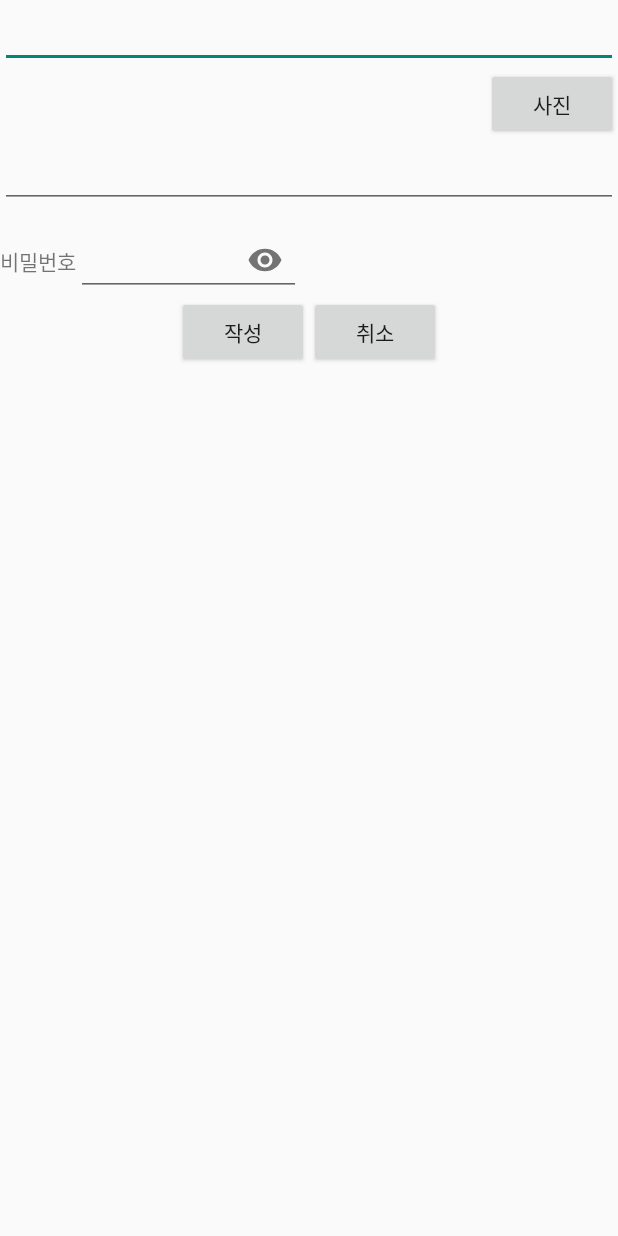
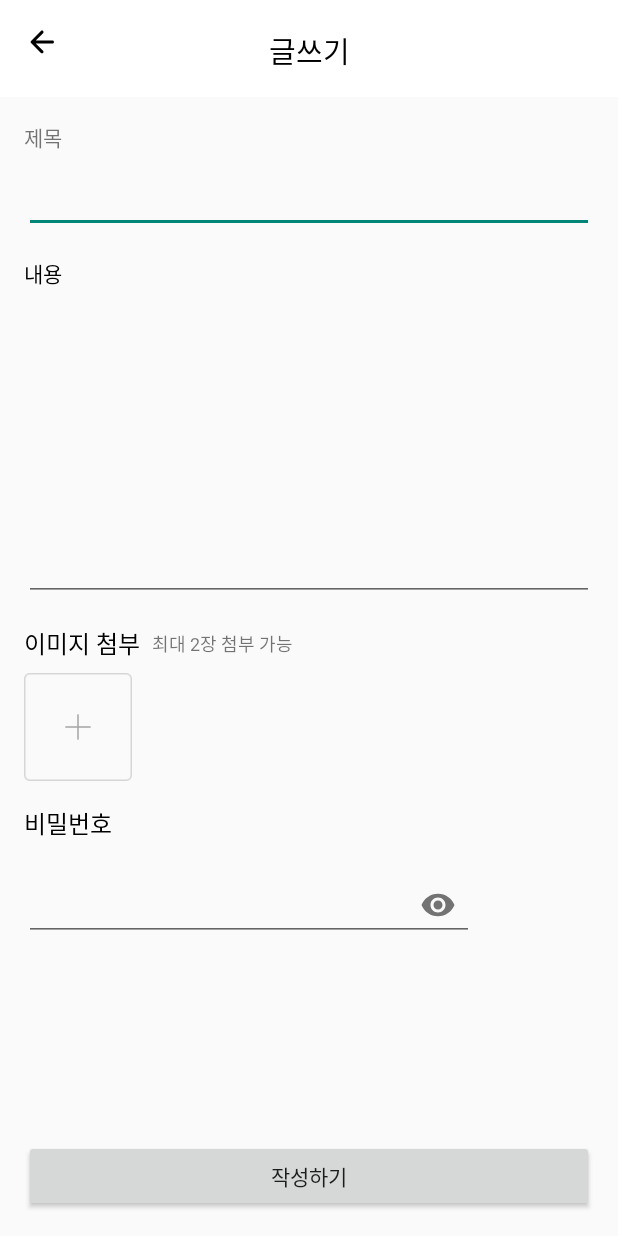
Before and after one commit to HaengSu/PCEstimate, an Android app: the ActivityWritePost screen opened directly, with no data from a screen before it, on a phone screen of 412 x 824 dp. Run offline under Robolectric (Android 15) with nearby library versions, the phone set to English and light mode, and no system bars; our stand-ins replace data binding.

Commit message:
feat : 글 작성 레이아웃 디자인 변경

```diff
--- a/app/src/main/java/com/app/pcestimate/view/board/ActivityDetailPost.java
+++ b/app/src/main/java/com/app/pcestimate/view/board/ActivityDetailPost.java
@@ -10,7 +10,9 @@ import androidx.appcompat.app.AppCompatActivity;
 import com.app.pcestimate.databinding.ActivityDetailPostBinding;
 import com.app.pcestimate.datamodel.PostDataModel;
 
-import java.util.ArrayList;
+// TODO: 2023/03/23  => 수정 , 삭제 클릭시 비밀번호 확인하는 다이얼로그 띄우고 성공시 글작성페이지로 데이터 그대로 이동하여 수정 , 삭제시 파이어베이스 데이터 삭제
+// TODO: 2023/03/23  => 댓글 작성시 실시간 업데이트 기능 추가
+
 
 public class ActivityDetailPost extends AppCompatActivity {
     private ActivityDetailPostBinding mBinding;
--- a/app/src/main/java/com/app/pcestimate/view/board/ActivityWritePost.java
+++ b/app/src/main/java/com/app/pcestimate/view/board/ActivityWritePost.java
@@ -13,6 +13,8 @@ import com.app.pcestimate.databinding.ActivityWritePostBinding;
 import com.app.pcestimate.datamodel.PostDataModel;
 
 import java.util.ArrayList;
+
+// TODO: 2023/03/23 => 사진 넣기 기능 추가 및 파이어베이스 스토리지로 전송하여 url로 변경
 
 public class ActivityWritePost extends AppCompatActivity {
     private ActivityWritePostBinding mBinding;
@@ -45,10 +47,6 @@ public class ActivityWritePost extends AppCompatActivity {
     }
 
     private void onViewClick() {
-        mBinding.btCancelWrite.setOnClickListener(v -> {
-            finish();
-        });
-
         mBinding.btCreateWrite.setOnClickListener(v -> {
             String title = mBinding.edTitleWrite.getText().toString();
             String content = mBinding.edContentWrite.getText().toString();
--- a/app/src/main/res/layout/activity_write_post.xml
+++ b/app/src/main/res/layout/activity_write_post.xml
@@ -1,79 +1,178 @@
 <?xml version="1.0" encoding="utf-8"?>
 <layout xmlns:android="http://schemas.android.com/apk/res/android"
-    xmlns:app="http://schemas.android.com/apk/res-auto">
+    xmlns:app="http://schemas.android.com/apk/res-auto"
+    xmlns:tools="http://schemas.android.com/tools">
 
 
     <androidx.constraintlayout.widget.ConstraintLayout
         android:layout_width="match_parent"
         android:layout_height="match_parent">
 
+        <ScrollView
+            android:layout_width="match_parent"
+            android:layout_height="0dp"
+            app:layout_constraintTop_toTopOf="parent"
+            app:layout_constraintBottom_toBottomOf="parent">
+
+
+            <androidx.constraintlayout.widget.ConstraintLayout
+                android:layout_width="match_parent"
+                android:layout_height="wrap_content">
+
+
+                <androidx.constraintlayout.widget.ConstraintLayout
+                    android:id="@+id/layout_top_write"
+                    android:layout_width="match_parent"
+                    android:layout_height="wrap_content"
+                    android:background="@color/white"
+                    app:layout_constraintTop_toTopOf="parent">
+
+
+                    <ImageView
+                        android:id="@+id/im_back_write"
+                        android:layout_width="wrap_content"
+                        android:layout_height="wrap_content"
+                        android:layout_marginStart="16dp"
+                        android:layout_marginTop="16dp"
+                        android:src="@drawable/image_arrow_back"
+                        app:layout_constraintStart_toStartOf="parent"
+                        app:layout_constraintTop_toTopOf="parent" />
+
+                    <TextView
+                        android:layout_width="wrap_content"
+                        android:layout_height="wrap_content"
+                        android:layout_marginTop="19dp"
+                        android:layout_marginBottom="16dp"
+                        android:text="글쓰기"
+                        android:textColor="@color/black"
+                        android:textSize="19sp"
+                        app:layout_constraintBottom_toBottomOf="parent"
+                        app:layout_constraintEnd_toEndOf="parent"
+                        app:layout_constraintStart_toStartOf="parent"
+                        app:layout_constraintTop_toTopOf="parent" />
+                </androidx.constraintlayout.widget.ConstraintLayout>
+
+                <TextView
+                    android:id="@+id/tv_title_write"
+                    android:layout_width="wrap_content"
+                    android:layout_height="wrap_content"
+                    android:layout_marginStart="16dp"
+                    android:layout_marginTop="16dp"
+                    android:text="제목"
+                    app:layout_constraintStart_toStartOf="parent"
+                    app:layout_constraintTop_toBottomOf="@id/layout_top_write" />
+
+
                 <EditText
                     android:id="@+id/ed_title_write"
                     android:layout_width="match_parent"
                     android:layout_height="wrap_content"
-            app:layout_constraintTop_toTopOf="parent" />
+                    android:layout_marginStart="16dp"
+                    android:layout_marginTop="8dp"
+                    android:layout_marginEnd="16dp"
+                    app:layout_constraintTop_toBottomOf="@id/tv_title_write" />
 
-        <Button
-            android:id="@+id/bt_get_photo_write"
+
+                <TextView
+                    android:id="@+id/tv_content_write"
                     android:layout_width="wrap_content"
                     android:layout_height="wrap_content"
-            android:text="사진"
-            app:layout_constraintEnd_toEndOf="parent"
+                    android:layout_marginStart="16dp"
+                    android:layout_marginTop="16dp"
+                    android:text="내용"
+                    android:textColor="@color/black"
+                    app:layout_constraintStart_toStartOf="parent"
                     app:layout_constraintTop_toBottomOf="@id/ed_title_write" />
 
                 <EditText
                     android:id="@+id/ed_content_write"
                     android:layout_width="match_parent"
-            android:layout_height="wrap_content"
-            app:layout_constraintTop_toBottomOf="@id/bt_get_photo_write" />
+                    android:layout_height="200dp"
+                    android:layout_marginStart="16dp"
+                    android:layout_marginTop="8dp"
+                    android:layout_marginEnd="16dp"
+                    app:layout_constraintTop_toBottomOf="@id/tv_content_write" />
 
-        <LinearLayout
-            android:id="@+id/layout_password_write"
+
+                <TextView
+                    android:id="@+id/tv_add_image"
                     android:layout_width="wrap_content"
                     android:layout_height="wrap_content"
-            android:orientation="horizontal"
+                    android:layout_marginStart="16dp"
+                    android:layout_marginTop="16dp"
+                    android:text="이미지 첨부"
+                    android:textColor="@color/black"
+                    android:textSize="16sp"
                     app:layout_constraintStart_toStartOf="parent"
-            app:layout_constraintTop_toBottomOf="@id/ed_content_write">
+                    app:layout_constraintTop_toBottomOf="@id/ed_content_write" />
 
                 <TextView
                     android:layout_width="wrap_content"
                     android:layout_height="wrap_content"
-                android:text="비밀번호" />
+                    android:layout_marginStart="8dp"
+                    android:text="최대 2장 첨부 가능"
+                    android:textSize="12sp"
+                    app:layout_constraintBottom_toBottomOf="@id/tv_add_image"
+                    app:layout_constraintStart_toEndOf="@id/tv_add_image"
+                    app:layout_constraintTop_toTopOf="@id/tv_add_image" />
+
+
+                <ImageButton
+                    android:id="@+id/ibt_get_photo_write"
+                    android:layout_width="72dp"
+                    android:layout_height="72dp"
+                    android:layout_marginStart="16dp"
+                    android:layout_marginTop="8dp"
+                    android:background="@drawable/image_add_photo"
+                    android:text="사진"
+                    app:layout_constraintStart_toStartOf="parent"
+                    app:layout_constraintTop_toBottomOf="@id/tv_add_image" />
+
+
+                <TextView
+                    android:id="@+id/tv_password_write"
+                    android:layout_width="wrap_content"
+                    android:layout_height="wrap_content"
+                    android:layout_marginTop="16dp"
+                    android:text="비밀번호"
+                    android:textColor="@color/black"
+                    android:textSize="16sp"
+                    app:layout_constraintStart_toStartOf="@id/ibt_get_photo_write"
+                    app:layout_constraintTop_toBottomOf="@id/ibt_get_photo_write" />
 
                 <com.google.android.material.textfield.TextInputLayout
-                android:layout_width="match_parent"
+                    android:id="@+id/tvinput_password"
+                    android:layout_width="wrap_content"
                     android:layout_height="wrap_content"
+                    android:layout_marginTop="8dp"
+                    app:layout_constraintBottom_toBottomOf="parent"
+                    android:layout_marginBottom="80dp"
+                    app:layout_constraintStart_toStartOf="@id/tv_password_write"
+                    app:layout_constraintTop_toBottomOf="@id/tv_password_write"
                     app:passwordToggleEnabled="true">
 
                     <EditText
                         android:id="@+id/ed_password_write"
-                    android:layout_width="150dp"
+                        android:layout_width="300dp"
+                        android:layout_height="wrap_content"
+                        android:inputType="numberPassword"
                         android:maxLength="4"
-                    android:layout_height="wrap_content"
-                    android:inputType="numberPassword" />
+                        android:singleLine="true" />
                 </com.google.android.material.textfield.TextInputLayout>
-        </LinearLayout>
 
-        <LinearLayout
-            android:layout_width="wrap_content"
-            android:layout_height="wrap_content"
-            android:orientation="horizontal"
-            app:layout_constraintEnd_toEndOf="parent"
-            app:layout_constraintStart_toStartOf="parent"
-            app:layout_constraintTop_toBottomOf="@id/layout_password_write">
-
+            </androidx.constraintlayout.widget.ConstraintLayout>
+        </ScrollView>
 
         <Button
             android:id="@+id/bt_create_write"
-                android:layout_width="wrap_content"
+            android:layout_width="match_parent"
             android:layout_height="wrap_content"
-                android:text="작성" />
-
-            <Button
-                android:id="@+id/bt_cancel_write"
-                android:layout_width="wrap_content"
-                android:layout_height="wrap_content"
-                android:text="취소" />
-        </LinearLayout>
+            android:layout_marginStart="16dp"
+            android:layout_marginEnd="16dp"
+            android:layout_marginBottom="16dp"
+            android:text="작성하기"
+            app:layout_constraintBottom_toBottomOf="parent"
+            app:layout_constraintVertical_bias="0.764"
+            tools:layout_editor_absoluteX="0dp" />
     </androidx.constraintlayout.widget.ConstraintLayout>
 </layout>
```
Also changed, not shown: app/src/main/res/drawable-v24/image_add_photo.png (added). Lines whose indentation alone changed are shown as unchanged.
